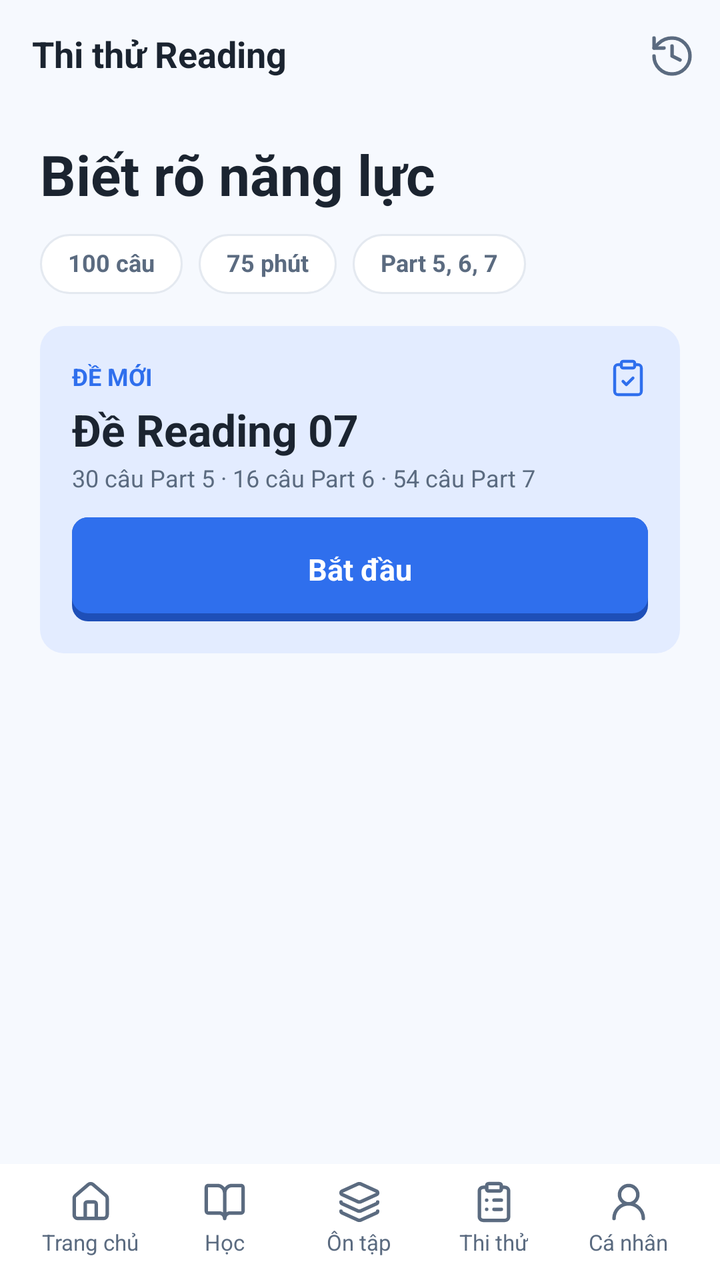
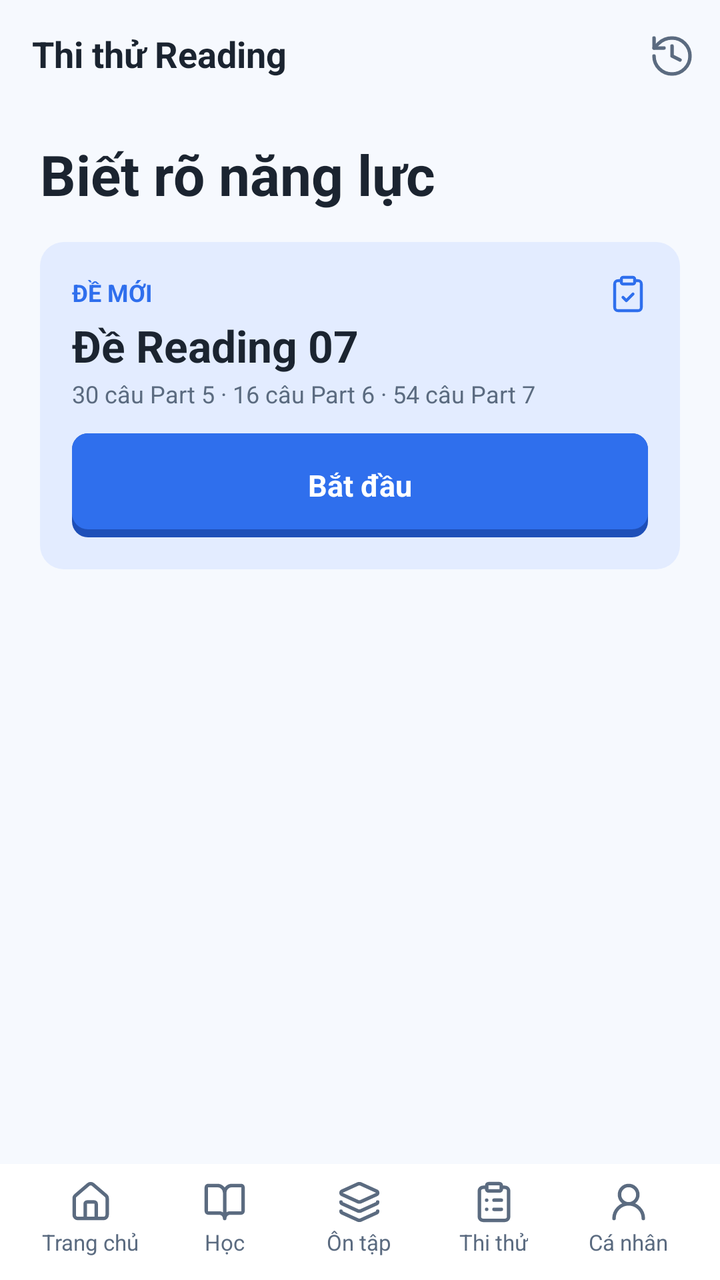

Two renders of the same Android screen: before a commit and after it. Below are the layout's source before the change and the commit's diff.
<!-- AndroidManifest.xml: application theme Theme.NT118_Project -->
<!-- res/layout/fragment_exam_list.xml -->
<?xml version="1.0" encoding="utf-8"?>
<androidx.constraintlayout.widget.ConstraintLayout
    xmlns:android="http://schemas.android.com/apk/res/android"
    xmlns:app="http://schemas.android.com/apk/res-auto"
    android:layout_width="match_parent"
    android:layout_height="match_parent"
    android:background="@color/app_bg">
    <androidx.constraintlayout.widget.Guideline
        android:id="@+id/guideStart"
        android:layout_width="wrap_content"
        android:layout_height="wrap_content"
        android:orientation="vertical"
        app:layout_constraintGuide_percent="@dimen/guide_start" />
    <androidx.constraintlayout.widget.Guideline
        android:id="@+id/guideEnd"
        android:layout_width="wrap_content"
        android:layout_height="wrap_content"
        android:orientation="vertical"
        app:layout_constraintGuide_percent="@dimen/guide_end" />
    <LinearLayout
        android:layout_width="0dp"
        android:layout_height="0dp"
        android:id="@+id/screenColumn"
        app:layout_constraintStart_toStartOf="@id/guideStart"
        app:layout_constraintEnd_toEndOf="@id/guideEnd"
        app:layout_constraintTop_toTopOf="parent"
        app:layout_constraintBottom_toTopOf="@id/bottomNavHost"
        android:orientation="vertical">
        <LinearLayout
            android:layout_height="56dp"
            android:layout_width="match_parent"
            android:orientation="horizontal"
            android:gravity="center_vertical">
            <TextView
                android:id="@+id/txtTitle"
                android:layout_width="0dp"
                android:layout_weight="1"
                android:paddingStart="16dp"
                android:minHeight="48dp"
                android:gravity="center_vertical"
                android:layout_height="wrap_content"
                style="@style/Text.Title"
                android:text="@string/exam_list_16" />
            <ImageButton
                android:id="@+id/btnHistory"
                style="@style/IconButton"
                android:src="@drawable/ic_history"
                app:tint="@color/app_text_secondary"
                android:contentDescription="@string/assess_history" />
        </LinearLayout>
        <androidx.core.widget.NestedScrollView
            android:layout_width="match_parent"
            android:layout_height="0dp"
            android:layout_weight="1"
            android:fillViewport="true">
            <LinearLayout
                android:paddingStart="20dp"
                android:paddingTop="16dp"
                android:paddingEnd="20dp"
                android:paddingBottom="28dp"
                android:layout_width="match_parent"
                android:layout_height="wrap_content"
                android:orientation="vertical">
                <TextView
                    android:textSize="28sp"
                    android:layout_width="match_parent"
                    android:layout_height="wrap_content"
                    style="@style/Text.Heading"
                    android:text="@string/exam_list_04" />
                <LinearLayout
                    android:layout_width="wrap_content"
                    android:layout_marginTop="12dp"
                    android:layout_height="wrap_content"
                    android:orientation="horizontal"
                    android:gravity="center_vertical">
                    <TextView
                        style="@style/Chip"
                        android:text="@string/exam_list_05"
                        android:layout_width="wrap_content"
                        android:layout_height="wrap_content" />
                    <TextView
                        style="@style/Chip"
                        android:text="@string/exam_list_06"
                        android:layout_width="wrap_content"
                        android:layout_height="wrap_content" />
                    <TextView
                        style="@style/Chip"
                        android:text="@string/exam_list_07"
                        android:layout_width="wrap_content"
                        android:layout_height="wrap_content" />
                </LinearLayout>
                <LinearLayout
                    android:id="@+id/panelNext"
                    android:background="@drawable/bg_panel"
                    android:padding="16dp"
                    android:layout_marginTop="16dp"
                    android:layout_width="match_parent"
                    android:layout_height="wrap_content"
                    android:orientation="vertical">
                    <LinearLayout
                        android:layout_width="match_parent"
                        android:layout_height="wrap_content"
                        android:orientation="horizontal"
                        android:gravity="center_vertical">
                        <TextView
                            android:id="@+id/txtNextBadge"
                            android:layout_width="0dp"
                            android:layout_weight="1"
                            android:layout_height="wrap_content"
                            style="@style/Text.Link"
                            android:text="@string/exam_list_01" />
                        <ImageView
                            android:layout_width="20dp"
                            android:layout_height="20dp"
                            android:src="@drawable/ic_clipboard_check"
                            app:tint="@color/app_primary"
                            android:importantForAccessibility="no" />
                    </LinearLayout>
                    <TextView
                        android:id="@+id/txtNextTitle"
                        android:textSize="22sp"
                        android:layout_marginTop="4dp"
                        android:layout_width="match_parent"
                        android:layout_height="wrap_content"
                        style="@style/Text.Title"
                        android:text="@string/exam_list_02" />
                    <TextView
                        android:id="@+id/txtNextCaption"
                        android:layout_marginTop="4dp"
                        android:layout_width="match_parent"
                        android:layout_height="wrap_content"
                        style="@style/Text.Caption"
                        android:text="@string/exam_list_03" />
                    <TextView
                        android:id="@+id/btnNextStart"
                        android:layout_marginTop="12dp"
                        style="@style/Button.Primary"
                        android:text="@string/intro3_11" />
                </LinearLayout>
                <LinearLayout
                    android:id="@+id/examList"
                    android:layout_width="match_parent"
                    android:layout_height="wrap_content"
                    android:orientation="vertical" />
                    <TextView
                        android:id="@+id/txtStatus"
                        android:layout_marginTop="12dp"
                        android:layout_width="match_parent"
                        android:layout_height="wrap_content"
                        style="@style/Text.Caption" />
            </LinearLayout>
        </androidx.core.widget.NestedScrollView>
    </LinearLayout>
    <FrameLayout
        android:id="@+id/bottomNavHost"
        android:layout_width="0dp"
        android:layout_height="wrap_content"
        android:tag="navtab:exam_list"
        app:layout_constraintStart_toStartOf="parent"
        app:layout_constraintEnd_toEndOf="parent"
        app:layout_constraintBottom_toBottomOf="parent">
        <include
            layout="@layout/layout_bottom_nav"
            android:layout_width="match_parent"
            android:layout_height="wrap_content" />
    </FrameLayout>
</androidx.constraintlayout.widget.ConstraintLayout>
<!-- res/layout/layout_bottom_nav.xml (included above) -->
<?xml version="1.0" encoding="utf-8"?>
<LinearLayout xmlns:android="http://schemas.android.com/apk/res/android"
    xmlns:app="http://schemas.android.com/apk/res-auto"
    android:id="@+id/bottomNav"
    android:layout_width="match_parent"
    android:layout_height="80dp"
    android:background="@color/app_surface"
    android:orientation="horizontal"
    android:paddingStart="12dp"
    android:paddingTop="8dp"
    android:paddingEnd="12dp"
    android:paddingBottom="12dp">

    <LinearLayout
        android:id="@+id/tabHome"
        style="@style/NavTab">
        <ImageView
            android:layout_width="22dp"
            android:layout_height="22dp"
            android:importantForAccessibility="no"
            android:src="@drawable/ic_house"
            app:tint="@color/app_text_secondary" />
        <TextView
            style="@style/Text"
            android:layout_width="wrap_content"
            android:layout_height="wrap_content"
            android:layout_marginTop="3dp"
            android:text="@string/tab_home"
            android:textColor="@color/app_text_secondary"
            android:textSize="11sp" />
    </LinearLayout>

    <LinearLayout
        android:id="@+id/tabLearn"
        style="@style/NavTab">
        <ImageView
            android:layout_width="22dp"
            android:layout_height="22dp"
            android:importantForAccessibility="no"
            android:src="@drawable/ic_book_open"
            app:tint="@color/app_text_secondary" />
        <TextView
            style="@style/Text"
            android:layout_width="wrap_content"
            android:layout_height="wrap_content"
            android:layout_marginTop="3dp"
            android:text="@string/tab_learn"
            android:textColor="@color/app_text_secondary"
            android:textSize="11sp" />
    </LinearLayout>

    <LinearLayout
        android:id="@+id/tabReview"
        style="@style/NavTab">
        <ImageView
            android:layout_width="22dp"
            android:layout_height="22dp"
            android:importantForAccessibility="no"
            android:src="@drawable/ic_layers"
            app:tint="@color/app_text_secondary" />
        <TextView
            style="@style/Text"
            android:layout_width="wrap_content"
            android:layout_height="wrap_content"
            android:layout_marginTop="3dp"
            android:text="@string/tab_review"
            android:textColor="@color/app_text_secondary"
            android:textSize="11sp" />
    </LinearLayout>

    <LinearLayout
        android:id="@+id/tabExam"
        style="@style/NavTab">
        <ImageView
            android:layout_width="22dp"
            android:layout_height="22dp"
            android:importantForAccessibility="no"
            android:src="@drawable/ic_clipboard_list"
            app:tint="@color/app_text_secondary" />
        <TextView
            style="@style/Text"
            android:layout_width="wrap_content"
            android:layout_height="wrap_content"
            android:layout_marginTop="3dp"
            android:text="@string/tab_exam"
            android:textColor="@color/app_text_secondary"
            android:textSize="11sp" />
    </LinearLayout>

    <LinearLayout
        android:id="@+id/tabProfile"
        style="@style/NavTab">
        <ImageView
            android:layout_width="22dp"
            android:layout_height="22dp"
            android:importantForAccessibility="no"
            android:src="@drawable/ic_user_round"
            app:tint="@color/app_text_secondary" />
        <TextView
            style="@style/Text"
            android:layout_width="wrap_content"
            android:layout_height="wrap_content"
            android:layout_marginTop="3dp"
            android:text="@string/tab_profile"
            android:textColor="@color/app_text_secondary"
            android:textSize="11sp" />
    </LinearLayout>
</LinearLayout>
<!-- resources referenced by this layout -->
<resources>
  <color name="app_bg">#F6F9FE</color>
  <color name="app_primary">#2F6FED</color>
  <color name="app_surface">#FFFFFF</color>
  <color name="app_text_secondary">#5B6B80</color>
  <item name="guide_end" format="float" type="dimen">1.0</item>
  <item name="guide_start" format="float" type="dimen">0.0</item>
  <string name="assess_history">Lịch sử làm bài</string>
  <string name="exam_list_01">ĐỀ MỚI</string>
  <string name="exam_list_02">Đề Reading 07</string>
  <string name="exam_list_03">30 câu Part 5 · 16 câu Part 6 · 54 câu Part 7</string>
  <string name="exam_list_04">Biết rõ năng lực</string>
  <string name="exam_list_05">100 câu</string>
  <string name="exam_list_06">75 phút</string>
  <string name="exam_list_07">Part 5, 6, 7</string>
  <string name="exam_list_16">Thi thử Reading</string>
  <string name="intro3_11">Bắt đầu</string>
  <string name="tab_exam">Thi thử</string>
  <string name="tab_home">Trang chủ</string>
  <string name="tab_learn">Học</string>
  <string name="tab_profile">Cá nhân</string>
  <string name="tab_review">Ôn tập</string>
  <style name="Button.Primary">
          <item name="android:background">@drawable/bg_button_primary</item>
          <item name="android:textColor">@android:color/white</item>
      </style>
  <style name="Chip" parent="Text.Caption">
          <item name="android:background">@drawable/bg_chip</item>
          <item name="android:paddingStart">14dp</item>
          <item name="android:paddingEnd">14dp</item>
          <item name="android:paddingTop">8dp</item>
          <item name="android:paddingBottom">8dp</item>
          <item name="android:textStyle">bold</item>
          <item name="android:clickable">true</item>
          <item name="android:focusable">true</item>
          <item name="android:layout_marginEnd">8dp</item>
      </style>
  <style name="Text" parent="">
          <item name="android:textColor">@color/app_text</item>
          <item name="android:includeFontPadding">false</item>
      </style>
  <style name="Text.Caption">
          <item name="android:textSize">12sp</item>
          <item name="android:textColor">@color/app_text_secondary</item>
      </style>
  <style name="Text.Heading">
          <item name="android:textSize">32sp</item>
          <item name="android:textStyle">bold</item>
      </style>
  <style name="Text.Link">
          <item name="android:textSize">12sp</item>
          <item name="android:textStyle">bold</item>
          <item name="android:textColor">@color/app_primary</item>
      </style>
  <style name="Text.Title">
          <item name="android:textSize">18sp</item>
          <item name="android:textStyle">bold</item>
      </style>
  <style name="Theme.NT118_Project" parent="Base.Theme.NT118_Project" />
  <color name="app_primary_soft">#E3ECFF</color>
  <!-- drawable bg_chip (drawable) -->
  <?xml version="1.0" encoding="utf-8"?>
  <selector xmlns:android="http://schemas.android.com/apk/res/android">
      <item android:state_selected="true" android:drawable="@drawable/bg_chip_selected" />
      <item android:drawable="@drawable/bg_chip_normal" />
  </selector>
  <dimen name="icon_button">48dp</dimen>
  <color name="app_text">#1B2430</color>
  <color name="app_primary_dark">#1E4FB8</color>
  <!-- drawable bg_chip_selected (drawable) -->
  <?xml version="1.0" encoding="utf-8"?>
  <shape xmlns:android="http://schemas.android.com/apk/res/android" android:shape="rectangle">
      <solid android:color="@color/app_primary_soft" />
      <stroke android:width="1dp" android:color="@color/app_primary" />
      <corners android:radius="999dp" />
  </shape>
  <!-- drawable bg_chip_normal (drawable) -->
  <?xml version="1.0" encoding="utf-8"?>
  <shape xmlns:android="http://schemas.android.com/apk/res/android" android:shape="rectangle">
      <solid android:color="@color/app_surface" />
      <stroke android:width="1dp" android:color="@color/app_border" />
      <corners android:radius="999dp" />
  </shape>
  <color name="app_border">#E4E9F0</color>
  <!-- unchanged entries left out for length: 12 -->
</resources>

<!-- the commit's change to res/layout/fragment_exam_list.xml (unified diff, before → after) -->
@@ -68,28 +68,6 @@
                     style="@style/Text.Heading"
                     android:text="@string/exam_list_04" />
                 <LinearLayout
-                    android:layout_width="wrap_content"
-                    android:layout_marginTop="12dp"
-                    android:layout_height="wrap_content"
-                    android:orientation="horizontal"
-                    android:gravity="center_vertical">
-                    <TextView
-                        style="@style/Chip"
-                        android:text="@string/exam_list_05"
-                        android:layout_width="wrap_content"
-                        android:layout_height="wrap_content" />
-                    <TextView
-                        style="@style/Chip"
-                        android:text="@string/exam_list_06"
-                        android:layout_width="wrap_content"
-                        android:layout_height="wrap_content" />
-                    <TextView
-                        style="@style/Chip"
-                        android:text="@string/exam_list_07"
-                        android:layout_width="wrap_content"
-                        android:layout_height="wrap_content" />
-                </LinearLayout>
-                <LinearLayout
                     android:id="@+id/panelNext"
                     android:background="@drawable/bg_panel"
                     android:padding="16dp"
<!-- resource entries referenced after the edit -->
@@ -11,9 +11,6 @@
   <string name="exam_list_02">Đề Reading 07</string>
   <string name="exam_list_03">30 câu Part 5 · 16 câu Part 6 · 54 câu Part 7</string>
   <string name="exam_list_04">Biết rõ năng lực</string>
-  <string name="exam_list_05">100 câu</string>
-  <string name="exam_list_06">75 phút</string>
-  <string name="exam_list_07">Part 5, 6, 7</string>
   <string name="exam_list_16">Thi thử Reading</string>
   <string name="intro3_11">Bắt đầu</string>
   <string name="tab_exam">Thi thử</string>
@@ -24,17 +21,6 @@
   <style name="Button.Primary">
           <item name="android:background">@drawable/bg_button_primary</item>
           <item name="android:textColor">@android:color/white</item>
-      </style>
-  <style name="Chip" parent="Text.Caption">
-          <item name="android:background">@drawable/bg_chip</item>
-          <item name="android:paddingStart">14dp</item>
-          <item name="android:paddingEnd">14dp</item>
-          <item name="android:paddingTop">8dp</item>
-          <item name="android:paddingBottom">8dp</item>
-          <item name="android:textStyle">bold</item>
-          <item name="android:clickable">true</item>
-          <item name="android:focusable">true</item>
-          <item name="android:layout_marginEnd">8dp</item>
       </style>
   <style name="Text" parent="">
           <item name="android:textColor">@color/app_text</item>
@@ -59,30 +45,9 @@
       </style>
   <style name="Theme.NT118_Project" parent="Base.Theme.NT118_Project" />
   <color name="app_primary_soft">#E3ECFF</color>
-  <!-- drawable bg_chip (drawable) -->
-  <?xml version="1.0" encoding="utf-8"?>
-  <selector xmlns:android="http://schemas.android.com/apk/res/android">
-      <item android:state_selected="true" android:drawable="@drawable/bg_chip_selected" />
-      <item android:drawable="@drawable/bg_chip_normal" />
-  </selector>
   <dimen name="icon_button">48dp</dimen>
   <color name="app_text">#1B2430</color>
   <color name="app_primary_dark">#1E4FB8</color>
-  <!-- drawable bg_chip_selected (drawable) -->
-  <?xml version="1.0" encoding="utf-8"?>
-  <shape xmlns:android="http://schemas.android.com/apk/res/android" android:shape="rectangle">
-      <solid android:color="@color/app_primary_soft" />
-      <stroke android:width="1dp" android:color="@color/app_primary" />
-      <corners android:radius="999dp" />
-  </shape>
-  <!-- drawable bg_chip_normal (drawable) -->
-  <?xml version="1.0" encoding="utf-8"?>
-  <shape xmlns:android="http://schemas.android.com/apk/res/android" android:shape="rectangle">
-      <solid android:color="@color/app_surface" />
-      <stroke android:width="1dp" android:color="@color/app_border" />
-      <corners android:radius="999dp" />
-  </shape>
-  <color name="app_border">#E4E9F0</color>
   <!-- unchanged entries left out for length: 12 -->
 </resources>
 
